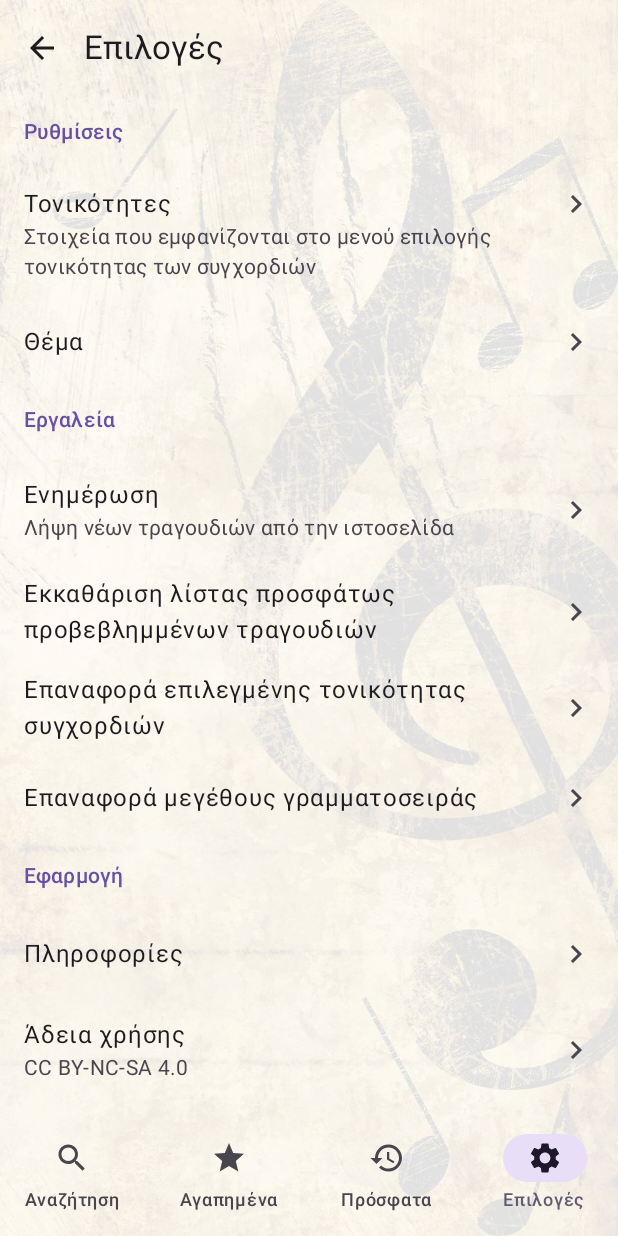
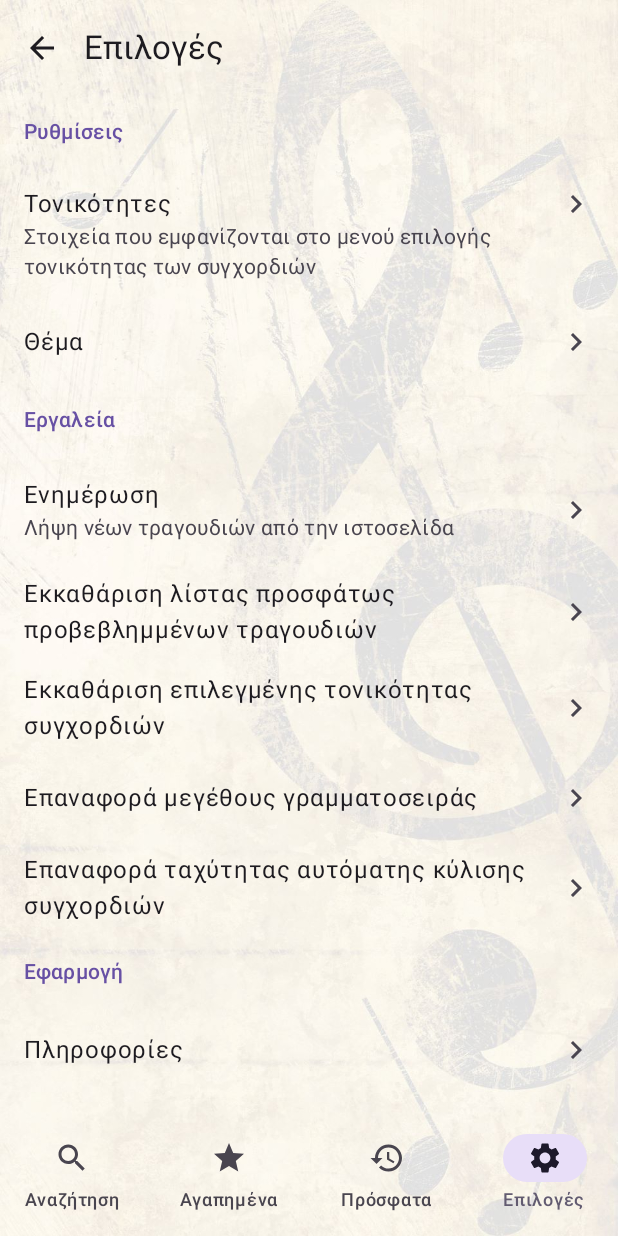
Before and after one commit to constracti/christianikatragoudia-android, an Android app built with Jetpack Compose: the options screen opened through its navigation route, on a phone screen of 412 x 824 dp. Run offline under Robolectric (Android 15) with nearby library versions, the phone set to English and light mode, and no system bars.

Commit message:
reset speed globally

```diff
--- a/app/src/main/java/gr/christianikatragoudia/app/data/ChordDao.kt
+++ b/app/src/main/java/gr/christianikatragoudia/app/data/ChordDao.kt
@@ -33,11 +33,14 @@ interface ChordDao {
     suspend fun getMetaById(id: Int): ChordMeta?
 
     @Query("UPDATE chord_meta SET tonality = NULL")
-    suspend fun resetTonality()
+    suspend fun clearTonality()
 
     @Query("UPDATE chord_meta SET scale = 1")
     suspend fun resetScale()
 
+    @Query("UPDATE chord_meta SET speed = NULL")
+    suspend fun resetSpeed()
+
     @Query("SELECT COUNT(*) FROM chord WHERE speed IS NOT NULL")
     suspend fun countSpeed(): Int
 }
--- a/app/src/main/java/gr/christianikatragoudia/app/data/ChordMeta.kt
+++ b/app/src/main/java/gr/christianikatragoudia/app/data/ChordMeta.kt
@@ -23,7 +23,7 @@ data class ChordMeta(
     @PrimaryKey val id: Int,
     val tonality: MusicNote? = null,
     val scale: Float = DEFAULT_SCALE,
-    val speed: Float? = null, // TODO reset globally
+    val speed: Float? = null,
 ) {
 
     companion object {
--- a/app/src/main/java/gr/christianikatragoudia/app/ui/OptionsDestination.kt
+++ b/app/src/main/java/gr/christianikatragoudia/app/ui/OptionsDestination.kt
@@ -1,6 +1,7 @@
 package gr.christianikatragoudia.app.ui
 
 import androidx.compose.foundation.clickable
+import androidx.compose.foundation.layout.Arrangement
 import androidx.compose.foundation.layout.Box
 import androidx.compose.foundation.layout.Column
 import androidx.compose.foundation.layout.fillMaxSize
@@ -31,7 +32,9 @@ import androidx.compose.runtime.setValue
 import androidx.compose.ui.Alignment
 import androidx.compose.ui.Modifier
 import androidx.compose.ui.graphics.Color
+import androidx.compose.ui.res.dimensionResource
 import androidx.compose.ui.res.stringResource
+import androidx.compose.ui.text.font.FontStyle
 import androidx.compose.ui.tooling.preview.Preview
 import androidx.compose.ui.unit.dp
 import androidx.lifecycle.ViewModelProvider.AndroidViewModelFactory.Companion.APPLICATION_KEY
@@ -118,24 +121,31 @@ object OptionsDestination : NavDestination {
                     )
                     AlertListItem(
                         headline = stringResource(R.string.tools_recent_clear_title),
-                        text = stringResource(R.string.tools_recent_clear_description),
+                        description = stringResource(R.string.tools_recent_clear_description),
                         enabled = !processing,
                         confirmButtonText = stringResource(R.string.clear),
                         onConfirmButtonClick = { viewModel.clearRecent() },
                     )
                     AlertListItem(
-                        headline = stringResource(R.string.tools_tonality_reset_title),
-                        text = stringResource(R.string.tools_tonality_reset_description),
+                        headline = stringResource(R.string.tools_tonality_clear_title),
+                        description = stringResource(R.string.tools_tonality_clear_description),
                         enabled = !processing,
-                        confirmButtonText = stringResource(R.string.reset),
-                        onConfirmButtonClick = { viewModel.resetTonality() },
+                        confirmButtonText = stringResource(R.string.clear),
+                        onConfirmButtonClick = { viewModel.clearTonality() },
                     )
                     AlertListItem(
                         headline = stringResource(R.string.tools_font_size_reset_title),
-                        text = stringResource(R.string.tools_font_size_reset_description),
+                        description = stringResource(R.string.tools_font_size_reset_description),
                         enabled = !processing,
                         confirmButtonText = stringResource(R.string.reset),
                         onConfirmButtonClick = { viewModel.resetScale() },
+                    )
+                    AlertListItem(
+                        headline = stringResource(R.string.tools_speed_reset_title),
+                        description = stringResource(R.string.tools_speed_reset_description),
+                        enabled = !processing,
+                        confirmButtonText = stringResource(R.string.reset),
+                        onConfirmButtonClick = { viewModel.resetSpeed() },
                     )
                     ListHeader(text = stringResource(R.string.application))
                     NavigationListItem(
@@ -208,10 +218,10 @@ private fun NavigationListItem(
 }
 
 @Composable
-private fun AlertListItem(
+private fun AlertListItem( // TODO use string resources
     headline: String,
     support: String? = null,
-    text: String,
+    description: String,
     enabled: Boolean,
     confirmButtonText: String,
     onConfirmButtonClick: () -> Unit,
@@ -248,8 +258,15 @@ private fun AlertListItem(
                 }
             },
             icon = { Icon(imageVector = Icons.Default.Warning, contentDescription = null) },
-            title = { Text(text = headline) },
-            text = { Text(text = text) },
+            text = {
+                Column(verticalArrangement = Arrangement.spacedBy(dimensionResource(R.dimen.spacing))) {
+                    Text(text = description)
+                    Text(
+                        text = stringResource(R.string.irreversible_action),
+                        fontStyle = FontStyle.Italic,
+                    )
+                }
+            },
         )
     }
 }
--- a/app/src/main/res/values/strings.xml
+++ b/app/src/main/res/values/strings.xml
@@ -64,17 +64,14 @@
     <string name="patch_action_edit">Τροποποίηση</string>
     <string name="patch_action_remove">Αφαίρεση</string>
     <string name="tools_recent_clear_title">Εκκαθάριση λίστας προσφάτως προβεβλημμένων τραγουδιών</string>
-    <string name="tools_recent_clear_description">Προσοχή! Η ενέργεια είναι μη αναστρέψιμη.</string>
-    <string name="tools_tonality_reset_title">Επαναφορά επιλεγμένης τονικότητας συγχορδιών</string>
-    <string name="tools_tonality_reset_description">
-        Προβολή στίχων και απόκρυψη συγχορδιών σε όλα τα τραγούδια.
-        \nΠροσοχή! Η ενέργεια είναι μη αναστρέψιμη.
-    </string>
+    <string name="tools_recent_clear_description">Όλα τα τραγούδια θα αφαιρεθούν από τη λίστα των προσφάτως προβεβλημένων τραγουδιών.</string>
+    <string name="tools_tonality_clear_title">Εκκαθάριση επιλεγμένης τονικότητας συγχορδιών</string>
+    <string name="tools_tonality_clear_description">Σε όλα τα τραγούδια θα εμφανίζονται οι στίχοι χωρίς τις συγχορδίες.</string>
     <string name="tools_font_size_reset_title">Επαναφορά μεγέθους γραμματοσειράς</string>
-    <string name="tools_font_size_reset_description">
-        Επαναφορά μεγέθους γραμματοσειράς στίχων και συγχορδιών όλων των τραγουδιών.
-        \nΠροσοχή! Η ενέργεια είναι μη αναστρέψιμη.
-    </string>
+    <string name="tools_font_size_reset_description">Σε όλα τα τραγούδια θα οριστεί το αρχικό μέγεθος γραμματοσειράς στίχων και συγχορδιών.</string>
+    <string name="tools_speed_reset_title">Επαναφορά ταχύτητας αυτόματης κύλισης συγχορδιών</string>
+    <string name="tools_speed_reset_description">Σε όλα τα τραγούδια θα επιλεγεί η προτεινόμενη ταχύτητα αυτόματης κύλισης των συγχορδιών.</string>
+    <string name="irreversible_action">Προσοχή!\nΗ ενέργεια είναι μη αναστρέψιμη.</string>
     <string name="clear">Εκκαθάριση</string>
     <string name="reset">Επαναφορά</string>
     <string name="cancel">Άκυρο</string>
```
Also changed, not shown: app/src/main/java/gr/christianikatragoudia/app/ui/OptionsViewModel.kt (+14 -2 lines).
